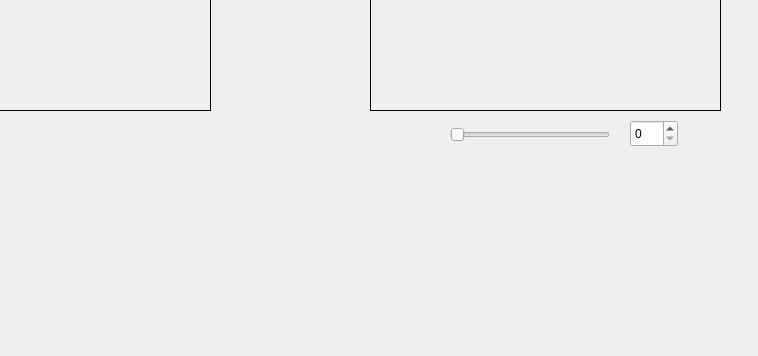
Chemabee/ID_Entrega, file mainwindow.ui: the form before one commit; both pictures show x 220 to 978 and y 329 to 685 of the 1106 by 685 pixel window.
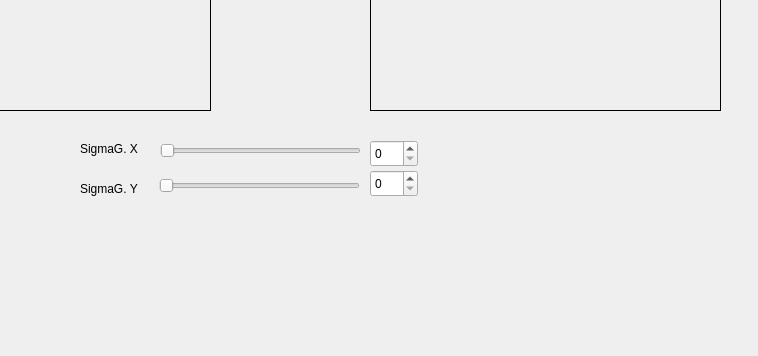
The form after the commit.

Commit message: poca cosa

Diff of the .ui file:
```diff
--- a/mainwindow.ui
+++ b/mainwindow.ui
@@ -39,10 +39,10 @@
    <widget class="QSlider" name="canny_slide">
     <property name="geometry">
      <rect>
-      <x>670</x>
-      <y>430</y>
-      <width>160</width>
-      <height>29</height>
+      <x>380</x>
+      <y>440</y>
+      <width>201</width>
+      <height>41</height>
      </rect>
     </property>
     <property name="orientation">
@@ -52,8 +52,8 @@
    <widget class="QSpinBox" name="canny">
     <property name="geometry">
      <rect>
-      <x>850</x>
-      <y>430</y>
+      <x>590</x>
+      <y>450</y>
       <width>48</width>
       <height>27</height>
      </rect>
@@ -81,6 +81,55 @@
      <string>TextLabel</string>
     </property>
    </widget>
+   <widget class="QSlider" name="canny_slide1">
+    <property name="geometry">
+     <rect>
+      <x>379</x>
+      <y>480</y>
+      <width>201</width>
+      <height>31</height>
+     </rect>
+    </property>
+    <property name="orientation">
+     <enum>Qt::Horizontal</enum>
+    </property>
+   </widget>
+   <widget class="QSpinBox" name="canny1">
+    <property name="geometry">
+     <rect>
+      <x>590</x>
+      <y>480</y>
+      <width>48</width>
+      <height>27</height>
+     </rect>
+    </property>
+   </widget>
+   <widget class="QLabel" name="label">
+    <property name="geometry">
+     <rect>
+      <x>300</x>
+      <y>450</y>
+      <width>67</width>
+      <height>17</height>
+     </rect>
+    </property>
+    <property name="text">
+     <string>SigmaG. X</string>
+    </property>
+   </widget>
+   <widget class="QLabel" name="label_1">
+    <property name="geometry">
+     <rect>
+      <x>300</x>
+      <y>490</y>
+      <width>67</width>
+      <height>17</height>
+     </rect>
+    </property>
+    <property name="text">
+     <string>SigmaG. Y</string>
+    </property>
+   </widget>
   </widget>
   <widget class="QMenuBar" name="menubar">
    <property name="geometry">
```
The commit also changes 1 other file.
